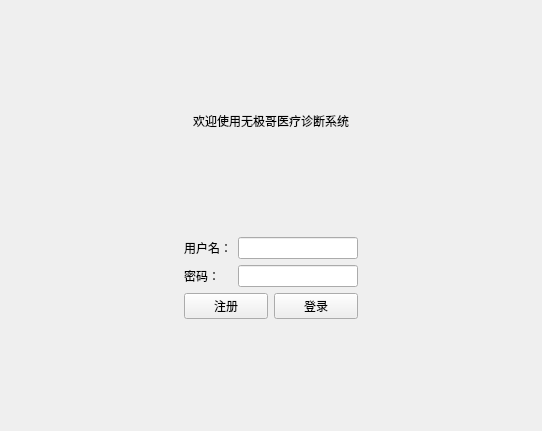
Bypositive/Qt_Experience03, file loginview.ui: the form before one commit.
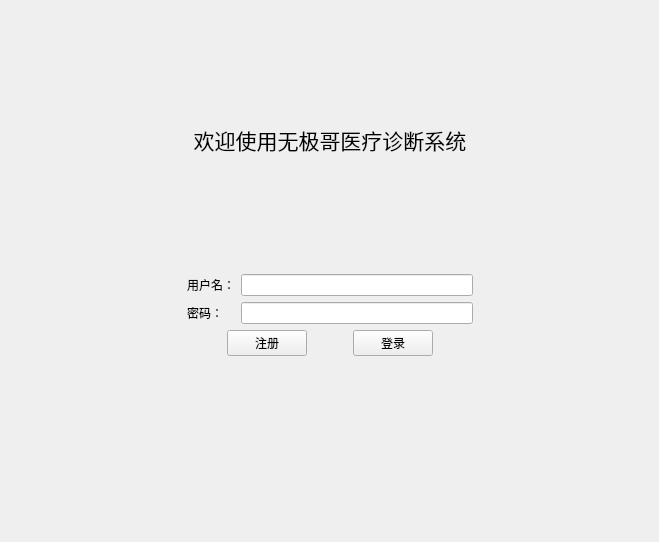
The form after the commit.

Diff of the .ui file:
```diff
--- a/loginview.ui
+++ b/loginview.ui
@@ -6,68 +6,15 @@
    <rect>
     <x>0</x>
     <y>0</y>
-    <width>542</width>
-    <height>431</height>
+    <width>659</width>
+    <height>542</height>
    </rect>
   </property>
   <property name="windowTitle">
    <string>登录</string>
   </property>
-  <layout class="QHBoxLayout" name="horizontalLayout_3">
-   <item>
-    <layout class="QVBoxLayout" name="verticalLayout">
-     <item>
-      <spacer name="verticalSpacer">
-       <property name="orientation">
-        <enum>Qt::Orientation::Vertical</enum>
-       </property>
-       <property name="sizeHint" stdset="0">
-        <size>
-         <width>14</width>
-         <height>77</height>
-        </size>
-       </property>
-      </spacer>
-     </item>
-     <item>
-      <widget class="QLabel" name="label">
-       <property name="text">
-        <string>欢迎使用无极哥医疗诊断系统</string>
-       </property>
-       <property name="alignment">
-        <set>Qt::AlignmentFlag::AlignCenter</set>
-       </property>
-      </widget>
-     </item>
-     <item>
-      <spacer name="verticalSpacer_4">
-       <property name="orientation">
-        <enum>Qt::Orientation::Vertical</enum>
-       </property>
-       <property name="sizeHint" stdset="0">
-        <size>
-         <width>515</width>
-         <height>28</height>
-        </size>
-       </property>
-      </spacer>
-     </item>
-     <item>
-      <layout class="QHBoxLayout" name="horizontalLayout_2">
-       <item>
-        <spacer name="horizontalSpacer">
-         <property name="orientation">
-          <enum>Qt::Orientation::Horizontal</enum>
-         </property>
-         <property name="sizeHint" stdset="0">
-          <size>
-           <width>40</width>
-           <height>20</height>
-          </size>
-         </property>
-        </spacer>
-       </item>
-       <item>
+  <layout class="QGridLayout" name="gridLayout">
+   <item row="1" column="1">
         <layout class="QFormLayout" name="formLayout">
          <item row="0" column="0">
           <widget class="QLabel" name="label_2">
@@ -75,7 +22,7 @@
             <string>用户名：</string>
            </property>
            <property name="alignment">
-            <set>Qt::AlignmentFlag::AlignCenter</set>
+        <set>Qt::AlignmentFlag::AlignRight|Qt::AlignmentFlag::AlignTrailing|Qt::AlignmentFlag::AlignVCenter</set>
            </property>
           </widget>
          </item>
@@ -88,7 +35,7 @@
             <string>密码：</string>
            </property>
            <property name="alignment">
-            <set>Qt::AlignmentFlag::AlignCenter</set>
+        <set>Qt::AlignmentFlag::AlignRight|Qt::AlignmentFlag::AlignTrailing|Qt::AlignmentFlag::AlignVCenter</set>
            </property>
           </widget>
          </item>
@@ -97,6 +44,19 @@
          </item>
          <item row="2" column="0" colspan="2">
           <layout class="QHBoxLayout" name="horizontalLayout">
+       <item>
+        <spacer name="horizontalSpacer_4">
+         <property name="orientation">
+          <enum>Qt::Orientation::Horizontal</enum>
+         </property>
+         <property name="sizeHint" stdset="0">
+          <size>
+           <width>40</width>
+           <height>20</height>
+          </size>
+         </property>
+        </spacer>
+       </item>
            <item>
             <widget class="QPushButton" name="btSignUp">
              <property name="text">
@@ -104,6 +64,19 @@
              </property>
             </widget>
            </item>
+       <item>
+        <spacer name="horizontalSpacer_3">
+         <property name="orientation">
+          <enum>Qt::Orientation::Horizontal</enum>
+         </property>
+         <property name="sizeHint" stdset="0">
+          <size>
+           <width>40</width>
+           <height>20</height>
+          </size>
+         </property>
+        </spacer>
+       </item>
            <item>
             <widget class="QPushButton" name="pushButton">
              <property name="text">
@@ -111,11 +84,57 @@
              </property>
             </widget>
            </item>
+       <item>
+        <spacer name="horizontalSpacer_5">
+         <property name="orientation">
+          <enum>Qt::Orientation::Horizontal</enum>
+         </property>
+         <property name="sizeHint" stdset="0">
+          <size>
+           <width>40</width>
+           <height>20</height>
+          </size>
+         </property>
+        </spacer>
+       </item>
           </layout>
          </item>
         </layout>
        </item>
+   <item row="0" column="1">
+    <layout class="QVBoxLayout" name="verticalLayout">
        <item>
+      <widget class="QLabel" name="label">
+       <property name="font">
+        <font>
+         <family>字小魂丹青行书(商用需授权)</family>
+         <pointsize>16</pointsize>
+        </font>
+       </property>
+       <property name="text">
+        <string>欢迎使用无极哥医疗诊断系统</string>
+       </property>
+       <property name="alignment">
+        <set>Qt::AlignmentFlag::AlignCenter</set>
+       </property>
+      </widget>
+     </item>
+    </layout>
+   </item>
+   <item row="1" column="0">
+    <spacer name="horizontalSpacer">
+     <property name="orientation">
+      <enum>Qt::Orientation::Horizontal</enum>
+     </property>
+     <property name="sizeHint" stdset="0">
+      <size>
+       <width>40</width>
+       <height>20</height>
+      </size>
+     </property>
+    </spacer>
+   </item>
+   <item row="1" column="2">
         <spacer name="horizontalSpacer_2">
          <property name="orientation">
           <enum>Qt::Orientation::Horizontal</enum>
@@ -129,23 +148,6 @@
         </spacer>
        </item>
       </layout>
-     </item>
-     <item>
-      <spacer name="verticalSpacer_2">
-       <property name="orientation">
-        <enum>Qt::Orientation::Vertical</enum>
-       </property>
-       <property name="sizeHint" stdset="0">
-        <size>
-         <width>515</width>
-         <height>38</height>
-        </size>
-       </property>
-      </spacer>
-     </item>
-    </layout>
-   </item>
-  </layout>
  </widget>
  <tabstops>
   <tabstop>btSignUp</tabstop>
```
Left out of the diff: 2 changed lines with no effect on the pictures. Lines whose indentation alone changed are shown as unchanged.
